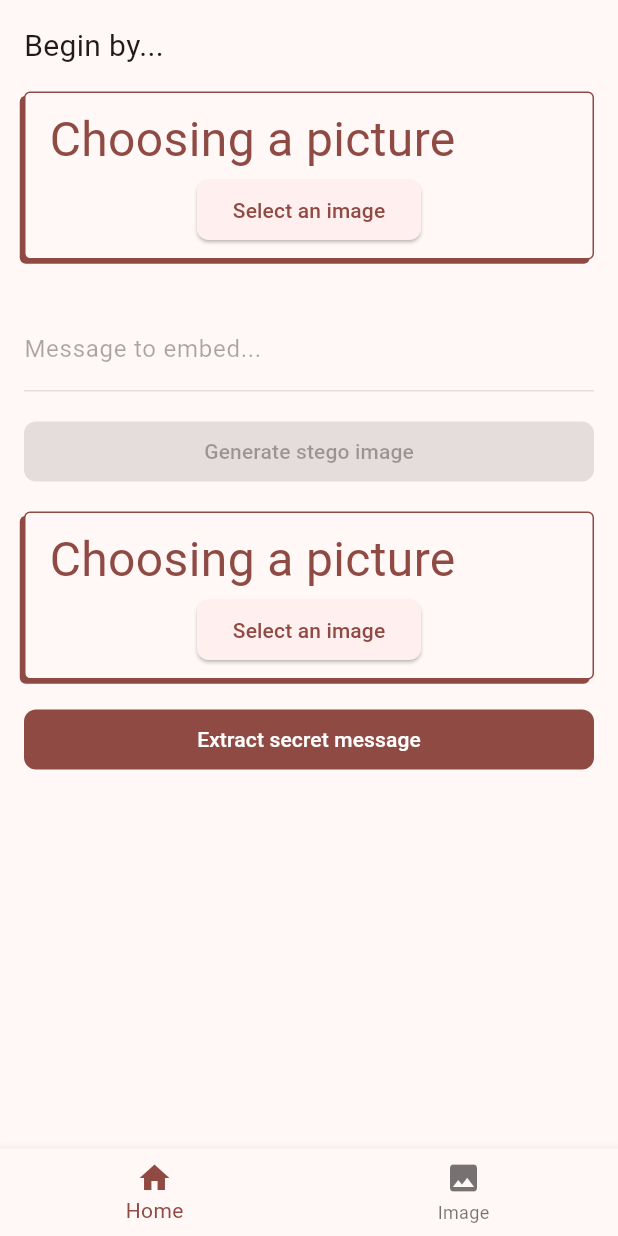
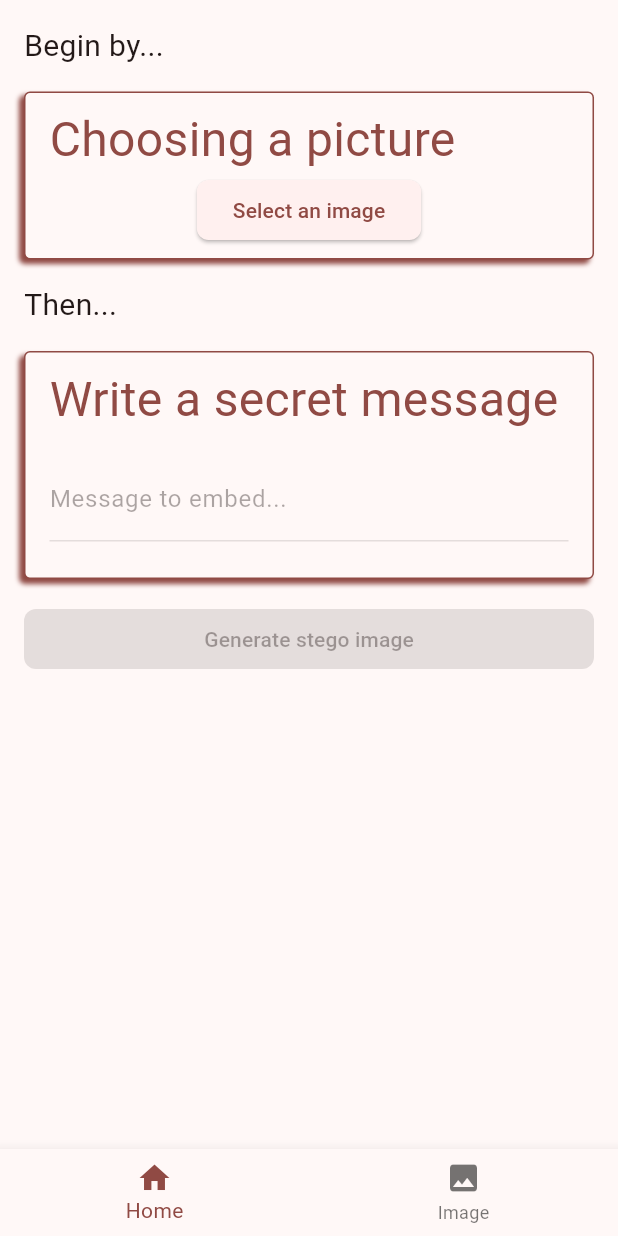
Before and after one commit to Lorenzo-Pappalardo/steganosaurus, a Flutter app: the screen it shows after launch, on a phone screen of 412 x 824 dp. Run offline on Flutter 3.47's test engine with Material 2 defaults, Android fonts, the phone set to English and light mode, and no system bars; our stand-ins replace image_picker.

Commit message:
Implemented the switch between generation and extraction

```diff
--- a/lib/body.dart
+++ b/lib/body.dart
@@ -1,5 +1,6 @@
 import 'package:flutter/material.dart';
 import 'package:image/image.dart' as img;
+import 'package:steganosaurus/home.dart';
 import 'package:steganosaurus/image_picker_and_preview.dart';
 import 'package:steganosaurus/secret_message_input.dart';
 import 'package:steganosaurus/shared/button_styles.dart';
@@ -8,7 +9,9 @@ import 'package:steganosaurus/shared/steganography.dart';
 import 'package:steganosaurus/shared/text_styles.dart';
 
 class Body extends StatefulWidget {
-  const Body({super.key});
+  final ModeOfOperationEnum modeOfOperation;
+
+  const Body({super.key, required this.modeOfOperation});
 
   @override
   State<StatefulWidget> createState() => _BodyState();
@@ -24,11 +27,16 @@ class _BodyState extends State<Body> {
 
   img.Image? image;
 
-  void setCoverImage(String coverImagePath) async {
-    final img.Image? image = await img.decodeImageFile(coverImagePath);
+  void setImage(String chosenImage) async {
+    final img.Image? image = await img.decodeImageFile(chosenImage);
 
     setState(() {
-      this.coverImagePath = coverImagePath;
+      if (widget.modeOfOperation == ModeOfOperationEnum.generate) {
+        coverImagePath = coverImagePath;
+      } else {
+        stegoImagePath = coverImagePath;
+      }
+
       this.image = image;
     });
   }
@@ -39,22 +47,11 @@ class _BodyState extends State<Body> {
     });
   }
 
-  void setStegoImage(String stegoImagePath) async {
-    final img.Image? image = await img.decodeImageFile(stegoImagePath);
-
-    setState(() {
-      this.stegoImagePath = stegoImagePath;
-      this.image = image;
-    });
-  }
-
-  void startProcessingImage(String imagePath, bool isEncoding) async {
-    if (image != null) {
-      if (isEncoding && messageToEmbed != null) {
+  void startProcessingImage() async {
+    if (widget.modeOfOperation == ModeOfOperationEnum.generate) {
       processImage(image!, messageToEmbed!);
     } else {
       extractSecretMessage(image!);
-      }
     }
   }
 
@@ -71,15 +68,27 @@ class _BodyState extends State<Body> {
                     'Begin by...',
                     style: getBaseTextStyle(20),
                   ),
+                  if (widget.modeOfOperation ==
+                      ModeOfOperationEnum.generate) ...[
                     MyCard(
                         child: Column(
                       crossAxisAlignment: CrossAxisAlignment.start,
                       children: [
                         Text('Choosing a picture',
                             style: getAccentedTextStyle(null)),
-                      ImagePickerAndPreview(setImage: setCoverImage)
+                        ImagePickerAndPreview(setImage: setImage)
                       ],
                     )),
+                    Text(
+                      'Then...',
+                      style: getBaseTextStyle(20),
+                    ),
+                    MyCard(
+                      child: Column(
+                        crossAxisAlignment: CrossAxisAlignment.start,
+                        children: [
+                          Text('Write a secret message',
+                              style: getAccentedTextStyle(null)),
                           SecretMessageInput(
                               maxCharacters: image == null
                                   ? 0
@@ -87,32 +96,39 @@ class _BodyState extends State<Body> {
                                       image!.height *
                                       bitsToBeEmbeddedPerPixel,
                               setMessageToEmbed: setMessageToEmbed),
+                        ],
+                      ),
+                    ),
                     FilledButton(
                         onPressed: image == null ||
                                 messageToEmbed == null ||
                                 messageToEmbed!.isEmpty
                             ? null
                             : () {
-                              startProcessingImage(coverImagePath!, true);
+                                startProcessingImage();
                               },
                         style: buttonStyle,
-                      child: const Text('Generate stego image')),
+                        child: const Text('Generate stego image'))
+                  ],
+                  if (widget.modeOfOperation ==
+                      ModeOfOperationEnum.extract) ...[
                     MyCard(
                         child: Column(
                       crossAxisAlignment: CrossAxisAlignment.start,
                       children: [
                         Text('Choosing a picture',
                             style: getAccentedTextStyle(null)),
-                      ImagePickerAndPreview(setImage: setStegoImage)
+                        ImagePickerAndPreview(setImage: setImage)
                       ],
                     )),
                     FilledButton(
                         onPressed: () {
-                        startProcessingImage(stegoImagePath!, false);
+                          startProcessingImage();
                         },
                         style: buttonStyle,
                         child: const Text('Extract secret message'))
-                ])),
+                  ]
+                ]))
       ],
     );
   }
--- a/lib/home.dart
+++ b/lib/home.dart
@@ -1,16 +1,39 @@
 import 'package:flutter/material.dart';
 import 'package:steganosaurus/body.dart';
 
-class Home extends StatelessWidget {
+enum ModeOfOperationEnum { generate, extract }
+
+class Home extends StatefulWidget {
   const Home({super.key});
+
+  @override
+  State<Home> createState() => _HomeState();
+}
+
+class _HomeState extends State<Home> {
+  ModeOfOperationEnum modeOfOperation = ModeOfOperationEnum.generate;
+
+  void setModeOfOperation(ModeOfOperationEnum newModeOfOperationEnum) {
+    setState(() {
+      modeOfOperation = newModeOfOperationEnum;
+    });
+  }
 
   @override
   Widget build(BuildContext context) {
     return Scaffold(
-        body: const Body(),
-        bottomNavigationBar: BottomNavigationBar(items: const [
-          BottomNavigationBarItem(icon: Icon(Icons.home), label: 'Home'),
-          BottomNavigationBarItem(icon: Icon(Icons.image), label: 'Image')
-        ]));
+        body: Body(modeOfOperation: modeOfOperation),
+        bottomNavigationBar: BottomNavigationBar(
+            currentIndex:
+                modeOfOperation == ModeOfOperationEnum.generate ? 0 : 1,
+            onTap: (int tappedNavigationItem) {
+              setModeOfOperation(tappedNavigationItem == 0
+                  ? ModeOfOperationEnum.generate
+                  : ModeOfOperationEnum.extract);
+            },
+            items: const [
+              BottomNavigationBarItem(icon: Icon(Icons.home), label: 'Home'),
+              BottomNavigationBarItem(icon: Icon(Icons.image), label: 'Image')
+            ]));
   }
 }
--- a/lib/image_picker_and_preview.dart
+++ b/lib/image_picker_and_preview.dart
@@ -53,17 +53,18 @@ class _ImagePickerAndPreviewState extends State<ImagePickerAndPreview> {
         child: Image.file(File(imagePath!)),
       ));
 
-      toolbarChildren.add(ElevatedButton(
+      /* toolbarChildren.add(ElevatedButton(
         onPressed: () {},
         style: buttonStyle,
         child: const Text('Next'),
-      ));
+      )); */
     }
 
     children.add(Row(
-      mainAxisAlignment: imageChosen
+      mainAxisAlignment: /* imageChosen
           ? MainAxisAlignment.spaceBetween
-          : MainAxisAlignment.center,
+          : MainAxisAlignment.center, */
+          MainAxisAlignment.center,
       children: toolbarChildren,
     ));
 
--- a/lib/shared/card.dart
+++ b/lib/shared/card.dart
@@ -30,7 +30,8 @@ class MyCard extends StatelessWidget {
               BoxShadow(
                   color: Theme.of(context).primaryColor,
                   offset: boxShadowOffset,
-                  blurStyle: BlurStyle.solid)
+                  blurStyle: BlurStyle.normal,
+                  blurRadius: 2)
             ],
             border: Border.all(color: Theme.of(context).primaryColor)),
         child: child,
```
Lines whose indentation alone changed are shown as unchanged.
